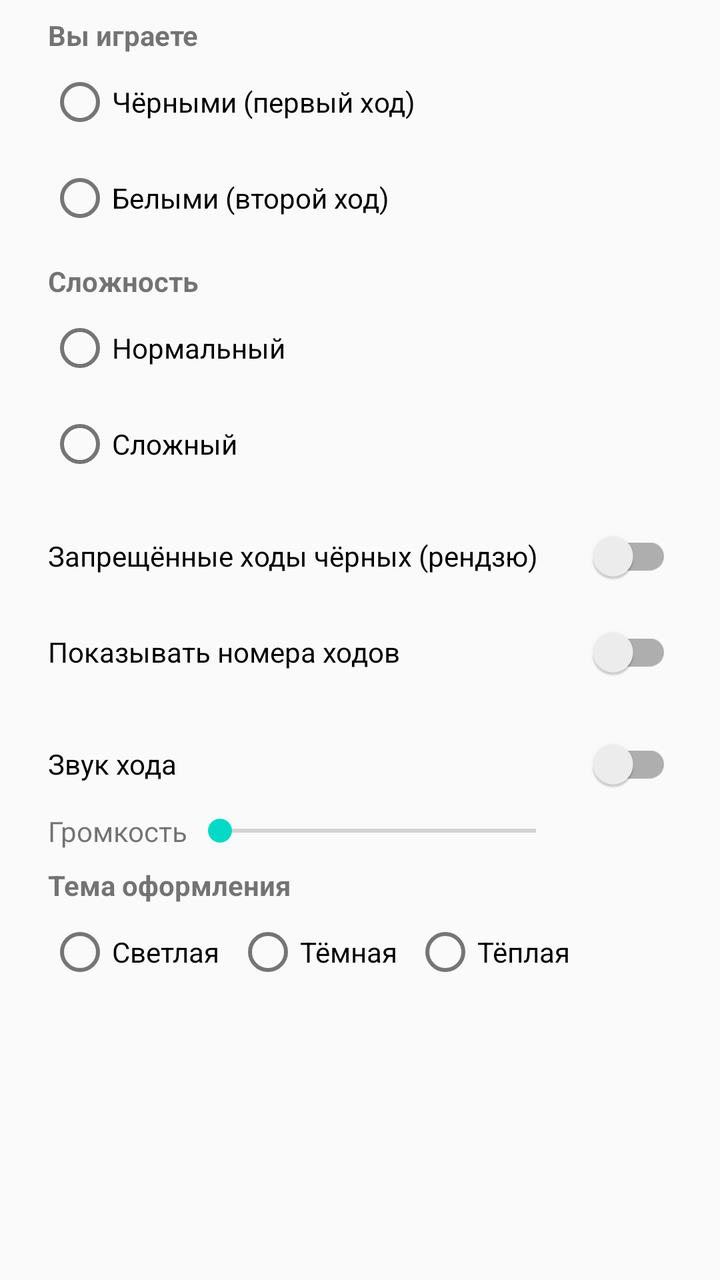
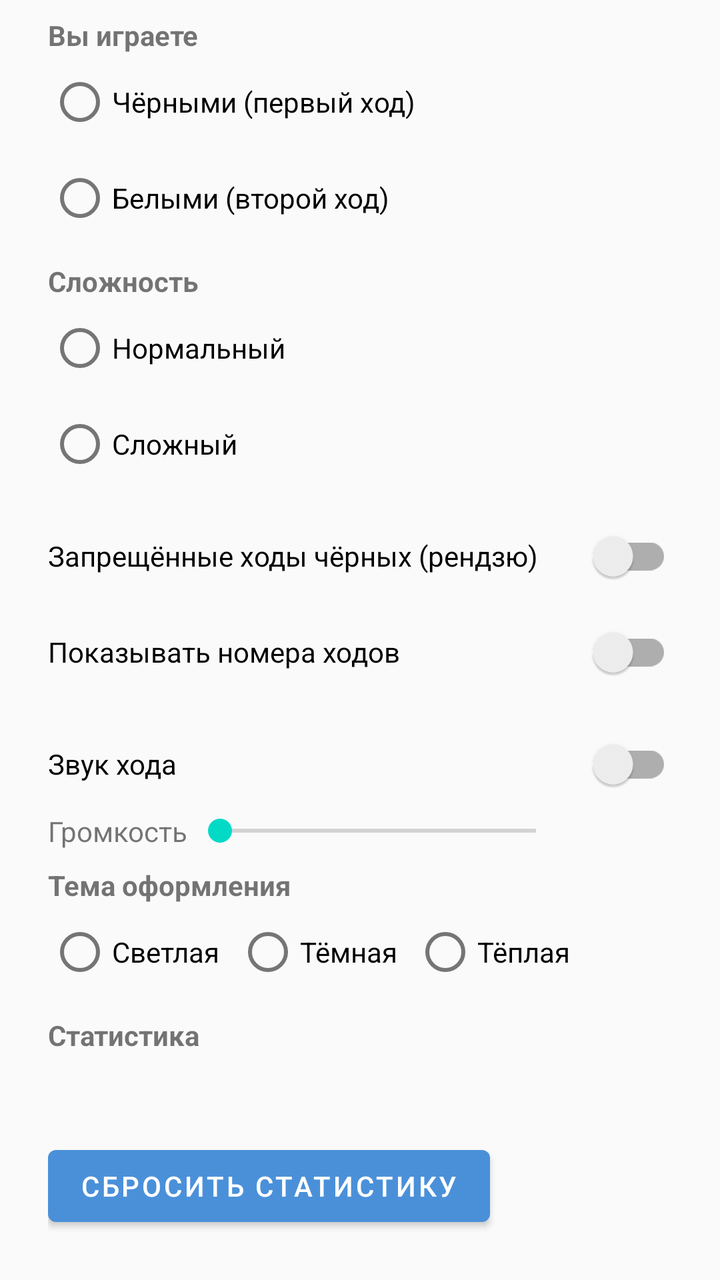

Two renders of the same Android screen: before a commit and after it. Below are the layout's source before the change and the commit's diff.
<!-- AndroidManifest.xml: application theme Theme.Gomoku -->
<!-- res/layout/dialog_settings.xml -->
<?xml version="1.0" encoding="utf-8"?>
<ScrollView xmlns:android="http://schemas.android.com/apk/res/android"
    xmlns:app="http://schemas.android.com/apk/res-auto"
    android:layout_width="match_parent"
    android:layout_height="wrap_content">

    <LinearLayout
        android:layout_width="match_parent"
        android:layout_height="wrap_content"
        android:orientation="vertical"
        android:paddingStart="24dp"
        android:paddingEnd="24dp"
        android:paddingTop="8dp"
        android:paddingBottom="8dp">

        <TextView
            android:layout_width="wrap_content"
            android:layout_height="wrap_content"
            android:text="@string/play_as"
            android:textStyle="bold" />

        <RadioGroup
            android:id="@+id/rgColor"
            android:layout_width="match_parent"
            android:layout_height="wrap_content"
            android:orientation="vertical">

            <RadioButton
                android:id="@+id/rbColorBlack"
                android:layout_width="wrap_content"
                android:layout_height="wrap_content"
                android:text="@string/play_black" />

            <RadioButton
                android:id="@+id/rbColorWhite"
                android:layout_width="wrap_content"
                android:layout_height="wrap_content"
                android:text="@string/play_white" />
        </RadioGroup>

        <TextView
            android:layout_width="wrap_content"
            android:layout_height="wrap_content"
            android:layout_marginTop="8dp"
            android:text="@string/difficulty"
            android:textStyle="bold" />

        <RadioGroup
            android:id="@+id/rgLevel"
            android:layout_width="match_parent"
            android:layout_height="wrap_content"
            android:orientation="vertical">

            <RadioButton
                android:id="@+id/rbLevelNormal"
                android:layout_width="wrap_content"
                android:layout_height="wrap_content"
                android:text="@string/level_normal" />

            <RadioButton
                android:id="@+id/rbLevelStrong"
                android:layout_width="wrap_content"
                android:layout_height="wrap_content"
                android:text="@string/level_strong" />
        </RadioGroup>

        <androidx.appcompat.widget.SwitchCompat
            android:id="@+id/swForbidden"
            android:layout_width="match_parent"
            android:layout_height="wrap_content"
            android:layout_marginTop="8dp"
            android:text="@string/forbidden_moves" />

        <androidx.appcompat.widget.SwitchCompat
            android:id="@+id/swNumbers"
            android:layout_width="match_parent"
            android:layout_height="wrap_content"
            android:text="@string/show_numbers" />

        <androidx.appcompat.widget.SwitchCompat
            android:id="@+id/swSound"
            android:layout_width="match_parent"
            android:layout_height="wrap_content"
            android:layout_marginTop="8dp"
            android:text="@string/sound_enabled" />

        <LinearLayout
            android:layout_width="match_parent"
            android:layout_height="wrap_content"
            android:gravity="center_vertical"
            android:orientation="horizontal">

            <TextView
                android:layout_width="wrap_content"
                android:layout_height="wrap_content"
                android:text="@string/sound_volume" />

            <SeekBar
                android:id="@+id/sbVolume"
                android:layout_width="0dp"
                android:layout_height="wrap_content"
                android:layout_weight="1" />

            <TextView
                android:id="@+id/tvVolumeValue"
                android:layout_width="52dp"
                android:layout_height="wrap_content"
                android:gravity="end"
                android:textSize="14sp" />
        </LinearLayout>

        <TextView
            android:layout_width="wrap_content"
            android:layout_height="wrap_content"
            android:layout_marginTop="8dp"
            android:text="@string/choose_theme"
            android:textStyle="bold" />

        <RadioGroup
            android:id="@+id/rgTheme"
            android:layout_width="match_parent"
            android:layout_height="wrap_content"
            android:orientation="horizontal">

            <RadioButton
                android:id="@+id/rbThemeLight"
                android:layout_width="wrap_content"
                android:layout_height="wrap_content"
                android:text="@string/theme_light" />

            <RadioButton
                android:id="@+id/rbThemeDark"
                android:layout_width="wrap_content"
                android:layout_height="wrap_content"
                android:layout_marginStart="8dp"
                android:text="@string/theme_dark" />

            <RadioButton
                android:id="@+id/rbThemeWarm"
                android:layout_width="wrap_content"
                android:layout_height="wrap_content"
                android:layout_marginStart="8dp"
                android:text="@string/theme_warm" />
        </RadioGroup>

    </LinearLayout>
</ScrollView>
<!-- resources referenced by this layout -->
<resources>
  <string name="choose_theme">Тема оформления</string>
  <string name="difficulty">Сложность</string>
  <string name="forbidden_moves">Запрещённые ходы чёрных (рендзю)</string>
  <string name="level_normal">Нормальный</string>
  <string name="level_strong">Сложный</string>
  <string name="play_as">Вы играете</string>
  <string name="play_black">Чёрными (первый ход)</string>
  <string name="play_white">Белыми (второй ход)</string>
  <string name="show_numbers">Показывать номера ходов</string>
  <string name="sound_enabled">Звук хода</string>
  <string name="sound_volume">Громкость</string>
  <string name="theme_dark">Тёмная</string>
  <string name="theme_light">Светлая</string>
  <string name="theme_warm">Тёплая</string>
  <style name="Theme.Gomoku" parent="Theme.MaterialComponents.DayNight.NoActionBar">
          <item name="colorPrimary">@color/accent_default</item>
          <item name="colorPrimaryVariant">@color/accent_default</item>
          <item name="colorOnPrimary">@android:color/white</item>
          <item name="android:windowBackground">@color/bg_default</item>
          <item name="android:statusBarColor">@color/bg_default</item>
          <item name="android:navigationBarColor">@color/bg_default</item>
          <item name="android:windowLightStatusBar">true</item>
      </style>
  <color name="accent_default">#4A90D9</color>
  <color name="bg_default">#FAFAFA</color>
</resources>

<!-- the commit's change to res/layout/dialog_settings.xml (unified diff, before → after) -->
@@ -143,5 +143,31 @@
                 android:text="@string/theme_warm" />
         </RadioGroup>
 
+        <TextView
+            android:layout_width="wrap_content"
+            android:layout_height="wrap_content"
+            android:layout_marginTop="8dp"
+            android:text="@string/stats_title"
+            android:textStyle="bold" />
+
+        <TextView
+            android:id="@+id/tvStatsNormal"
+            android:layout_width="match_parent"
+            android:layout_height="wrap_content"
+            android:textSize="14sp" />
+
+        <TextView
+            android:id="@+id/tvStatsHard"
+            android:layout_width="match_parent"
+            android:layout_height="wrap_content"
+            android:textSize="14sp" />
+
+        <Button
+            android:id="@+id/btnResetStats"
+            android:layout_width="wrap_content"
+            android:layout_height="wrap_content"
+            android:layout_marginTop="4dp"
+            android:text="@string/reset_stats" />
+
     </LinearLayout>
 </ScrollView>
<!-- resource entries referenced after the edit -->
@@ -8,9 +8,11 @@
   <string name="play_as">Вы играете</string>
   <string name="play_black">Чёрными (первый ход)</string>
   <string name="play_white">Белыми (второй ход)</string>
+  <string name="reset_stats">Сбросить статистику</string>
   <string name="show_numbers">Показывать номера ходов</string>
   <string name="sound_enabled">Звук хода</string>
   <string name="sound_volume">Громкость</string>
+  <string name="stats_title">Статистика</string>
   <string name="theme_dark">Тёмная</string>
   <string name="theme_light">Светлая</string>
   <string name="theme_warm">Тёплая</string>
